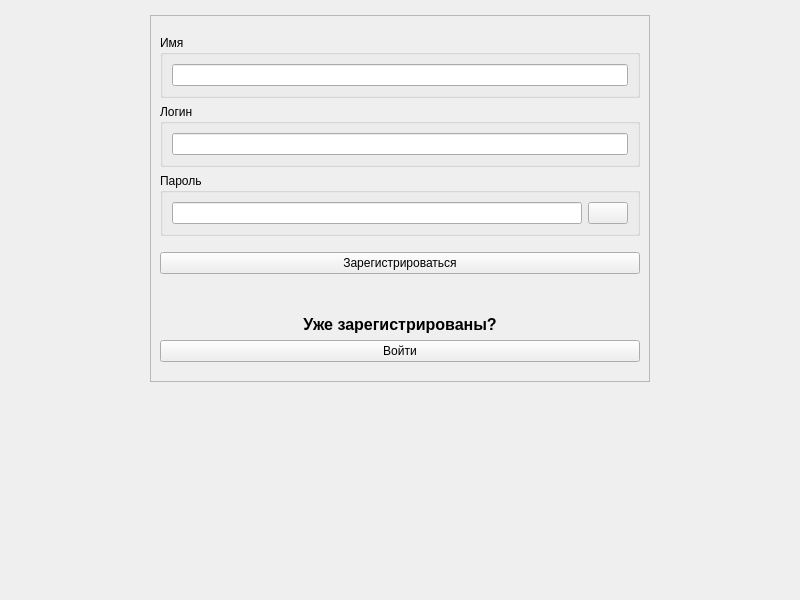
The window that client/registerpage.ui (ttema4/p2p-app) describes before a commit, drawn with Qt 5.
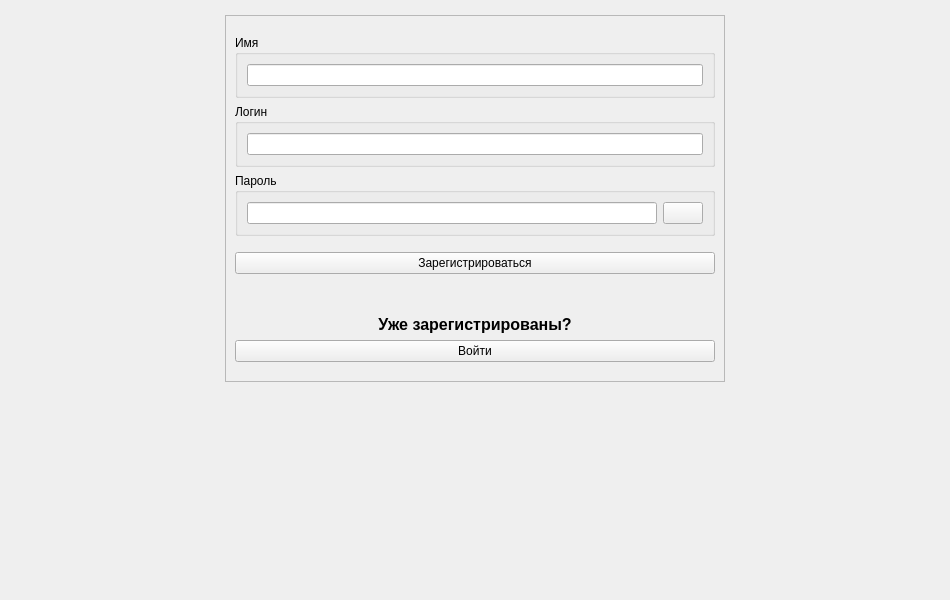
The same window after the commit.

Patch:
```diff
--- a/client/registerpage.ui
+++ b/client/registerpage.ui
@@ -6,14 +6,14 @@
    <rect>
     <x>0</x>
     <y>0</y>
-    <width>800</width>
+    <width>950</width>
     <height>600</height>
    </rect>
   </property>
   <property name="minimumSize">
    <size>
-    <width>700</width>
-    <height>500</height>
+    <width>950</width>
+    <height>600</height>
    </size>
   </property>
   <property name="windowTitle">
```
Left out of the diff: 2 changed lines with no effect on the pictures.
